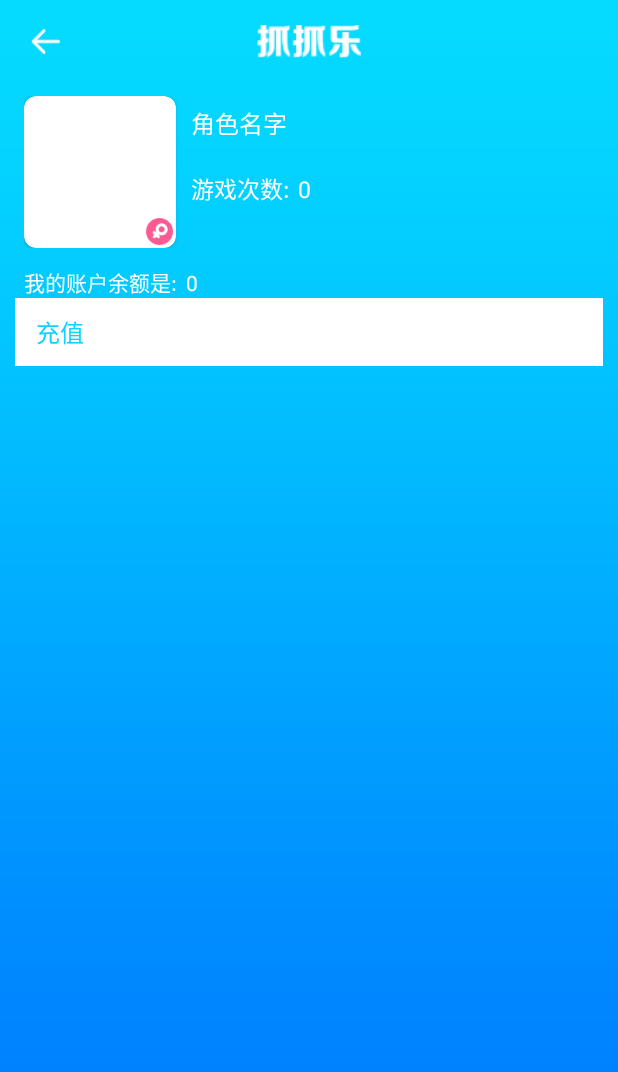
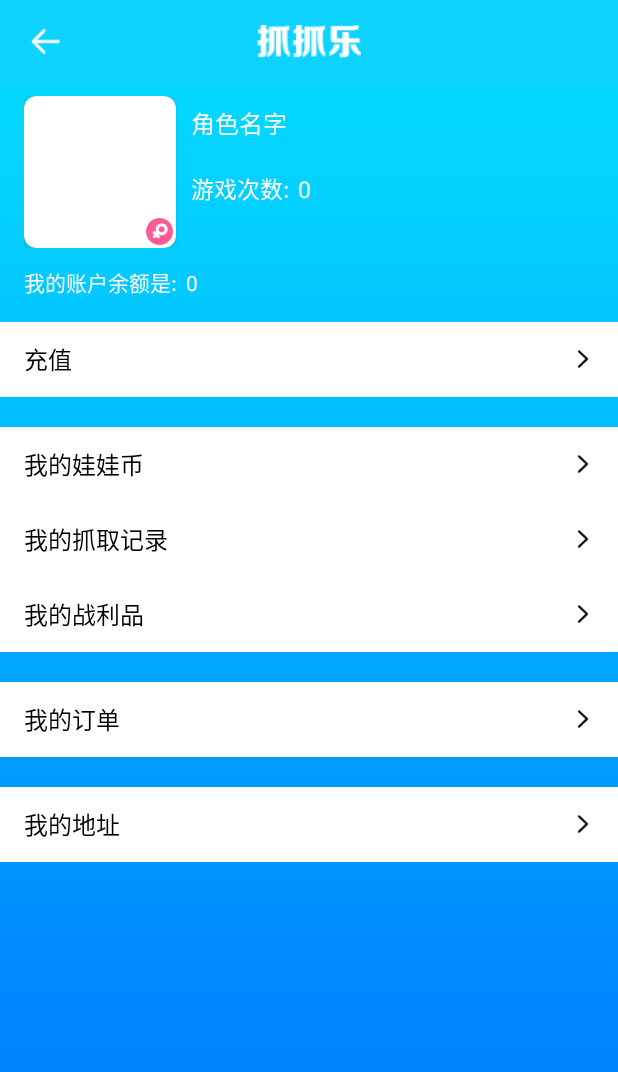
Before and after one commit to wblt/ZhuaZhuaLe, an Android app: the MineActivity screen opened directly, with no data from a screen before it, on a phone screen of 412 x 824 dp. Shown: the top 1072 px of the screen. Run offline under Robolectric (Android 15) with nearby library versions, the phone set to English and light mode, and no system bars; our stand-ins replace ButterKnife, RxJava; libraries missing offline, so code that uses them is left out: com.facebook.drawee, org.zackratos.ultimatebar; plain views replace SimpleDraweeView; 1 statement that could not run was skipped.

Commit message:
设置界面和一些公用的布局

```diff
--- a/app/src/main/AndroidManifest.xml
+++ b/app/src/main/AndroidManifest.xml
@@ -29,6 +29,7 @@
 
         <activity android:name=".view.activity.CollectActivity"></activity>
         <activity android:name=".module.home.ui.MineActivity" />
+        <activity android:name=".module.home.ui.SettingActivity" />
 
     </application>
 
--- a/app/src/main/java/com/zhuazhuale/changsha/module/home/ui/MineActivity.java
+++ b/app/src/main/java/com/zhuazhuale/changsha/module/home/ui/MineActivity.java
@@ -1,13 +1,36 @@
 package com.zhuazhuale.changsha.module.home.ui;
+
+import android.content.DialogInterface;
+import android.text.Layout;
+import android.view.View;
+import android.widget.ImageView;
+import android.widget.TextView;
 
 import com.zhuazhuale.changsha.R;
 import com.zhuazhuale.changsha.view.activity.base.ToolbarBaseActivity;
+
+import butterknife.BindView;
 
 /**
  * Created by Administrator on 2017/12/13.
  */
 
-public class MineActivity extends ToolbarBaseActivity {
+public class MineActivity extends ToolbarBaseActivity implements View.OnClickListener {
+    @BindView(R.id.iv_home_back)
+    ImageView iv_home_back;
+    @BindView(R.id.ic_cz)
+    View ic_cz;
+    @BindView(R.id.ic_wwb)
+    View ic_wwb;
+    @BindView(R.id.ic_zqjl)
+    View ic_zqjl;
+    @BindView(R.id.ic_zlp)
+    View ic_zlp;
+    @BindView(R.id.ic_dd)
+    View ic_dd;
+    @BindView(R.id.ic_dz)
+    View ic_dz;
+
     @Override
     protected void setContentLayout() {
         setContentView(R.layout.activity_mine);
@@ -15,6 +38,18 @@ public class MineActivity extends ToolbarBaseActivity {
 
     @Override
     protected void initView() {
+        TextView tv_cz = (TextView) ic_cz.findViewById(R.id.tv_list_n);
+        TextView tv_wwb = (TextView) ic_wwb.findViewById(R.id.tv_list_n);
+        TextView tv_zqjl = (TextView) ic_zqjl.findViewById(R.id.tv_list_n);
+        TextView tv_zlp = (TextView) ic_zlp.findViewById(R.id.tv_list_n);
+        TextView tv_dd = (TextView) ic_dd.findViewById(R.id.tv_list_n);
+        TextView tv_dz = (TextView) ic_dz.findViewById(R.id.tv_list_n);
+        tv_cz.setText("充值");
+        tv_wwb.setText("我的娃娃币");
+        tv_zqjl.setText("我的抓取记录");
+        tv_zlp.setText("我的战利品");
+        tv_dd.setText("我的订单");
+        tv_dz.setText("我的地址");
 
     }
 
@@ -25,6 +60,33 @@ public class MineActivity extends ToolbarBaseActivity {
 
     @Override
     protected void initEvent() {
+        iv_home_back.setOnClickListener(this);
+        ic_cz.setOnClickListener(this);
+        ic_wwb.setOnClickListener(this);
+        ic_zqjl.setOnClickListener(this);
+        ic_zlp.setOnClickListener(this);
+        ic_dd.setOnClickListener(this);
+        ic_dz.setOnClickListener(this);
+    }
 
+    @Override
+    public void onClick(View view) {
+        switch (view.getId()) {
+            case R.id.iv_home_back:
+                finish();
+                break;
+            case R.id.ic_cz:
+                break;
+            case R.id.ic_wwb:
+                break;
+            case R.id.ic_zqjl:
+                break;
+            case R.id.ic_zlp:
+                break;
+            case R.id.ic_dd:
+                break;
+            case R.id.ic_dz:
+                break;
+        }
     }
 }
--- a/app/src/main/res/layout/activity_home.xml
+++ b/app/src/main/res/layout/activity_home.xml
@@ -6,6 +6,7 @@
     android:orientation="vertical">
 
     <RelativeLayout
+        android:background="@color/colorPrimary"
         android:layout_width="match_parent"
         android:layout_height="@dimen/header_height">
 
--- a/app/src/main/res/layout/activity_mine.xml
+++ b/app/src/main/res/layout/activity_mine.xml
@@ -6,29 +6,7 @@
     android:background="@mipmap/beijing"
     android:orientation="vertical">
 
-    <RelativeLayout
-        android:layout_width="match_parent"
-        android:layout_height="@dimen/header_height">
-
-        <ImageView
-            android:id="@+id/iv_home_shezhi"
-            android:layout_width="30dp"
-            android:layout_height="30dp"
-            android:layout_centerVertical="true"
-            android:layout_marginLeft="15dp"
-            android:padding="5dp"
-            android:src="@mipmap/ico_nav_back" />
-
-        <ImageView
-            android:layout_width="80dp"
-            android:layout_height="22dp"
-            android:layout_centerInParent="true"
-            android:src="@mipmap/homepage_title"
-            android:textColor="@color/white"
-            android:textSize="30dp" />
-
-
-    </RelativeLayout>
+    <include layout="@layout/layout_header"/>
 
     <ScrollView
         android:layout_width="match_parent"
@@ -133,22 +111,36 @@
                     android:textSize="14dp" />
             </LinearLayout>
 
-            <RelativeLayout
+            <LinearLayout
+                android:orientation="vertical"
                 android:layout_width="match_parent"
-                android:layout_height="45dp"
-                android:layout_marginLeft="10dp"
-                android:layout_marginRight="10dp"
-                android:background="@color/white">
+                android:layout_height="match_parent"
+                android:layout_marginTop="16dp"
+                >
+                <include layout="@layout/layout_list"
+                    android:id="@+id/ic_cz"/>
+                <TextView
+                    android:layout_width="match_parent"
+                    android:layout_height="20dp"/>
+                <include layout="@layout/layout_list"
+                    android:id="@+id/ic_wwb"/>
+                <include layout="@layout/layout_list"
+                    android:id="@+id/ic_zqjl"/>
+                <include layout="@layout/layout_list"
+                    android:id="@+id/ic_zlp"/>
+                <TextView
+                    android:layout_width="match_parent"
+                    android:layout_height="20dp"/>
+                <include layout="@layout/layout_list"
+                    android:id="@+id/ic_dd"/>
+                <TextView
+                    android:layout_width="match_parent"
+                    android:layout_height="20dp"/>
+                <include layout="@layout/layout_list"
+                    android:id="@+id/ic_dz"/>
+            </LinearLayout>
 
-                <TextView
-                    android:layout_width="wrap_content"
-                    android:layout_height="wrap_content"
-                    android:layout_centerVertical="true"
-                    android:layout_marginLeft="14dp"
-                    android:text="充值"
-                    android:textColor="@color/colorPrimary"
-                    android:textSize="16dp" />
-            </RelativeLayout>
+
 
 
         </LinearLayout>
--- /dev/null
+++ b/app/src/main/res/layout/layout_header.xml
@@ -0,0 +1,31 @@
+<?xml version="1.0" encoding="utf-8"?>
+<LinearLayout xmlns:android="http://schemas.android.com/apk/res/android"
+    android:layout_width="match_parent"
+    android:layout_height="wrap_content"
+    android:orientation="vertical">
+
+    <RelativeLayout
+        android:layout_width="match_parent"
+        android:layout_height="@dimen/header_height"
+        android:background="@color/colorPrimary">
+
+        <ImageView
+            android:id="@+id/iv_home_back"
+            android:layout_width="30dp"
+            android:layout_height="30dp"
+            android:layout_centerVertical="true"
+            android:layout_marginLeft="15dp"
+            android:padding="5dp"
+            android:src="@mipmap/ico_nav_back" />
+
+        <ImageView
+            android:layout_width="80dp"
+            android:layout_height="22dp"
+            android:layout_centerInParent="true"
+            android:src="@mipmap/homepage_title"
+            android:textColor="@color/white"
+            android:textSize="30dp" />
+
+
+    </RelativeLayout>
+</LinearLayout>
--- /dev/null
+++ b/app/src/main/res/layout/layout_list.xml
@@ -0,0 +1,28 @@
+<?xml version="1.0" encoding="utf-8"?>
+<LinearLayout xmlns:android="http://schemas.android.com/apk/res/android"
+    android:orientation="vertical" android:layout_width="match_parent"
+    android:layout_height="match_parent">
+    <RelativeLayout
+        android:layout_width="match_parent"
+        android:layout_height="50dp"
+        android:background="@color/white">
+
+        <TextView
+            android:id="@+id/tv_list_n"
+            android:layout_width="wrap_content"
+            android:layout_height="wrap_content"
+            android:layout_centerVertical="true"
+            android:layout_marginLeft="16dp"
+            android:text="充值"
+            android:textColor="@color/black"
+            android:textSize="16dp" />
+        <ImageView
+            android:layout_width="wrap_content"
+            android:layout_height="wrap_content"
+            android:src="@mipmap/ic_jiantou"
+            android:layout_centerVertical="true"
+            android:layout_alignParentRight="true"
+            android:layout_marginRight="15dp"
+            />
+    </RelativeLayout>
+</LinearLayout>
--- a/app/src/main/res/values/colors.xml
+++ b/app/src/main/res/values/colors.xml
@@ -17,6 +17,7 @@
     <color name="gray_c">#ffcccccc</color>
     <color name="gray_e">#eeeeee</color>
     <color name="gray_9">#999999</color>
+    <color name="gray_f6">#f6f6f6</color>
     <color name="black">#000000</color>
     <color name="black_3_d9">#D9333333</color>
     <color name="black_4d">#4d4d4d</color>
```
Also changed, not shown: app/src/main/java/com/zhuazhuale/changsha/module/home/ui/HomeActivity.java (+7 -4 lines), app/src/main/java/com/zhuazhuale/changsha/module/home/ui/SettingActivity.java (added, +114 -0 lines), app/src/main/res/layout/activity_setting.xml (added, +72 -0 lines), app/src/main/res/mipmap-xhdpi/ic_jiantou.png (added).
